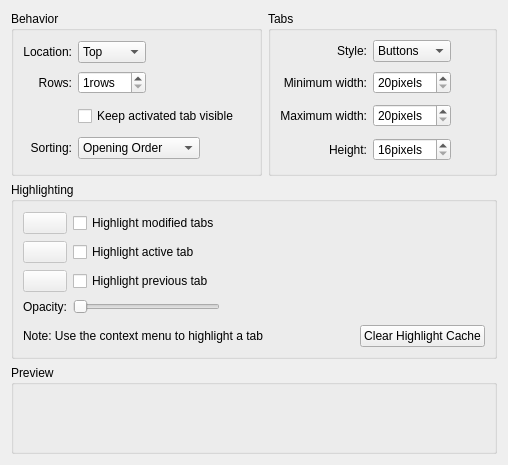
The window that kate/plugins/tabbarextension/tabbarconfigwidget.ui (KDE/kate) describes before a commit, drawn with Qt 5.
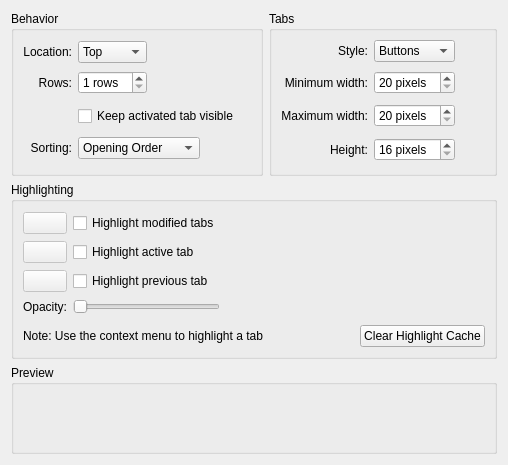
The same window after the commit. Custom widgets are drawn as their Qt base class.

Commit message: add space before "pixels" suffix

What changed in the file:
```diff
--- a/kate/plugins/tabbarextension/tabbarconfigwidget.ui
+++ b/kate/plugins/tabbarextension/tabbarconfigwidget.ui
@@ -69,7 +69,7 @@
       <item row="1" column="1" >
        <widget class="QSpinBox" name="sbRows" >
         <property name="suffix" >
-         <string>rows</string>
+         <string> rows</string>
         </property>
         <property name="minimum" >
          <number>1</number>
@@ -182,7 +182,7 @@
       <item row="1" column="1" >
        <widget class="QSpinBox" name="sbMinWidth" >
         <property name="suffix" >
-         <string>pixels</string>
+         <string> pixels</string>
         </property>
         <property name="minimum" >
          <number>20</number>
@@ -218,10 +218,10 @@
       <item row="2" column="1" >
        <widget class="QSpinBox" name="sbMaxWidth" >
         <property name="text" stdset="0" >
-         <string>20pixels</string>
+         <string>20 pixels</string>
         </property>
         <property name="suffix" >
-         <string>pixels</string>
+         <string> pixels</string>
         </property>
         <property name="minimum" >
          <number>20</number>
@@ -244,10 +244,10 @@
       <item row="3" column="1" >
        <widget class="QSpinBox" name="sbHeight" >
         <property name="text" stdset="0" >
-         <string>16pixels</string>
+         <string>16 pixels</string>
         </property>
         <property name="suffix" >
-         <string>pixels</string>
+         <string> pixels</string>
         </property>
         <property name="minimum" >
          <number>16</number>
```
